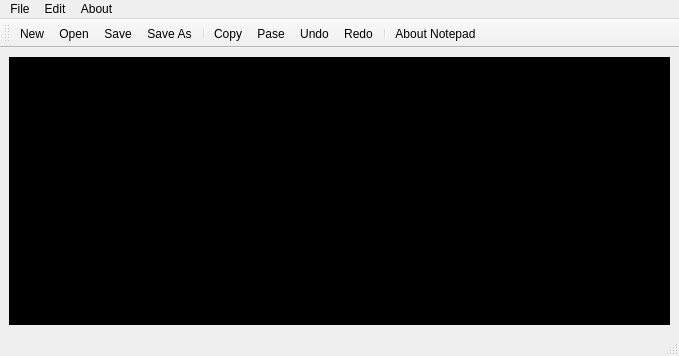
First picture: the form in mainwindow.ui, repository stepin104734/NOTEPAD, before the edit.
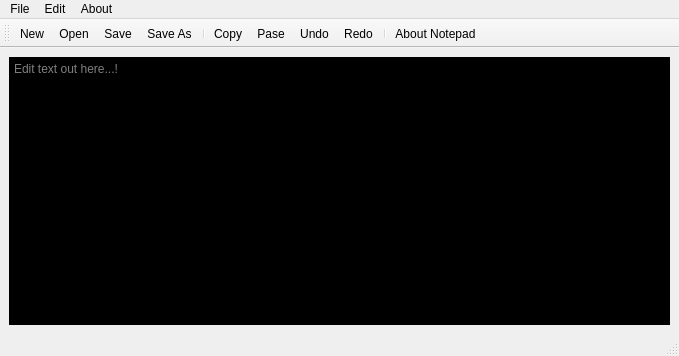
Second picture: the form after the edit. Icons and pictures are not drawn.

Commit message: * Changed window title * Changed font size and font * Changed Widget alligned: now Editor looks more smoother

Diff of the .ui file:
```diff
--- a/mainwindow.ui
+++ b/mainwindow.ui
@@ -23,6 +23,9 @@
 font: italic 20pt &quot;Karumbi&quot;;
 </string>
       </property>
+      <property name="placeholderText">
+       <string>Edit text out here...!</string>
+      </property>
      </widget>
     </item>
    </layout>
```
Left out of the diff: 2 changed lines with no effect on the pictures. The commit also changes 1 other file.
